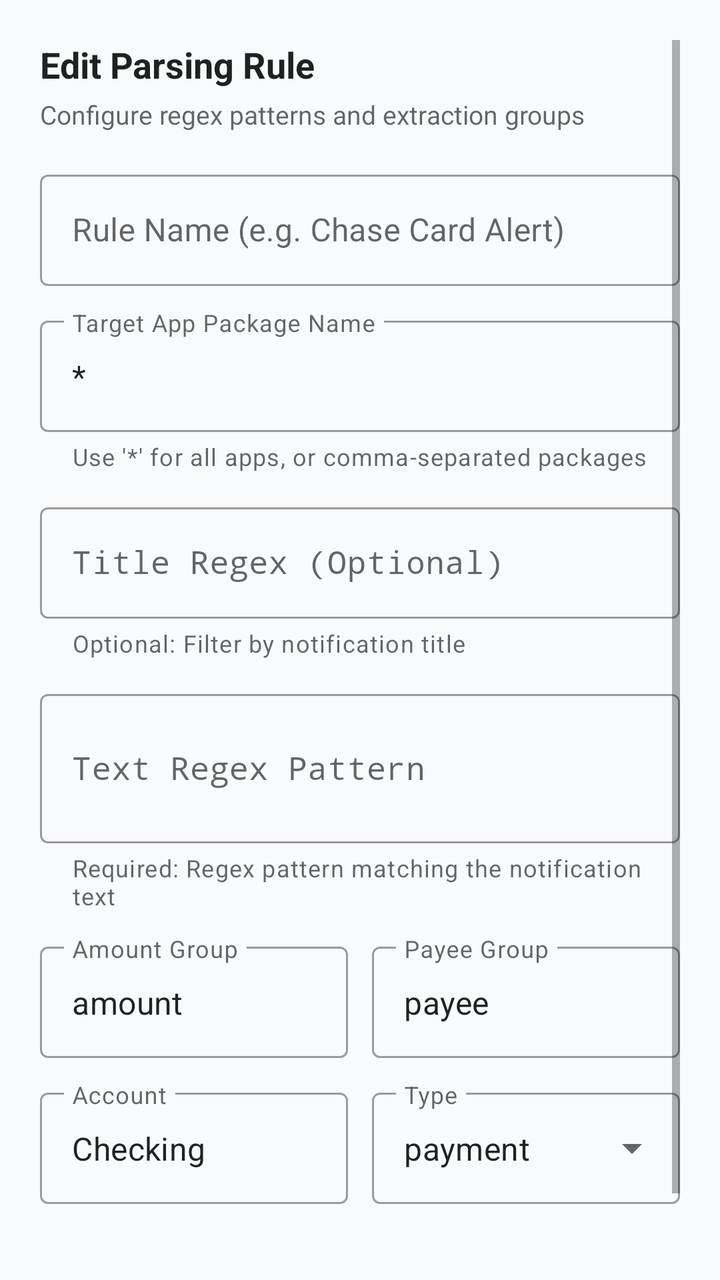
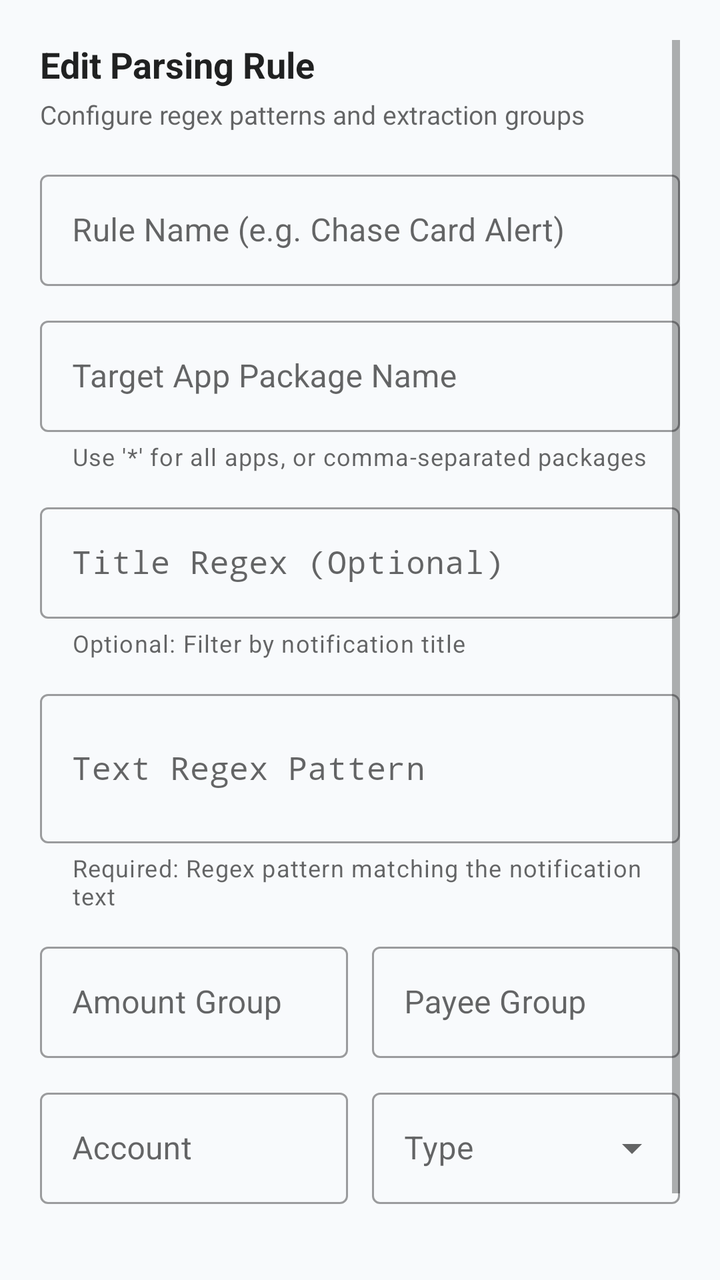

An Android layout rendered at two revisions. The XML below is the earlier revision; the diff shows what the commit changed to produce the second picture.
<!-- AndroidManifest.xml: application theme Theme.ActualApp -->
<!-- res/layout/dialog_edit_rule.xml -->
<?xml version="1.0" encoding="utf-8"?>
<ScrollView xmlns:android="http://schemas.android.com/apk/res/android"
    xmlns:app="http://schemas.android.com/apk/res-auto"
    android:layout_width="match_parent"
    android:layout_height="wrap_content"
    android:padding="20dp">

    <LinearLayout
        android:layout_width="match_parent"
        android:layout_height="wrap_content"
        android:orientation="vertical">

        <TextView
            android:id="@+id/tvDialogTitle"
            android:layout_width="wrap_content"
            android:layout_height="wrap_content"
            android:text="@string/edit_rule_title"
            android:textColor="?android:attr/textColorPrimary"
            android:textSize="18sp"
            android:textStyle="bold" />

        <TextView
            android:layout_width="wrap_content"
            android:layout_height="wrap_content"
            android:layout_marginTop="4dp"
            android:layout_marginBottom="16dp"
            android:text="@string/edit_rule_desc"
            android:textColor="?android:attr/textColorSecondary"
            android:textSize="13sp" />

        
        <com.google.android.material.textfield.TextInputLayout
            style="@style/Widget.MaterialComponents.TextInputLayout.OutlinedBox"
            android:layout_width="match_parent"
            android:layout_height="wrap_content"
            android:layout_marginBottom="12dp"
            android:hint="@string/edit_rule_name">

            <com.google.android.material.textfield.TextInputEditText
                android:id="@+id/etRuleName"
                android:layout_width="match_parent"
                android:layout_height="wrap_content"
                android:inputType="textCapWords" />
        </com.google.android.material.textfield.TextInputLayout>

        
        <com.google.android.material.textfield.TextInputLayout
            style="@style/Widget.MaterialComponents.TextInputLayout.OutlinedBox"
            android:layout_width="match_parent"
            android:layout_height="wrap_content"
            android:layout_marginBottom="12dp"
            app:helperText="@string/edit_rule_target_helper"
            android:hint="@string/edit_rule_target">

            <com.google.android.material.textfield.TextInputEditText
                android:id="@+id/etTargetPackage"
                android:layout_width="match_parent"
                android:layout_height="wrap_content"
                android:inputType="textUri"
                android:text="*" />
        </com.google.android.material.textfield.TextInputLayout>

        
        <com.google.android.material.textfield.TextInputLayout
            style="@style/Widget.MaterialComponents.TextInputLayout.OutlinedBox"
            android:layout_width="match_parent"
            android:layout_height="wrap_content"
            android:layout_marginBottom="12dp"
            app:helperText="@string/edit_rule_title_regex_helper"
            android:hint="@string/edit_rule_title_regex">

            <com.google.android.material.textfield.TextInputEditText
                android:id="@+id/etTitleRegex"
                android:layout_width="match_parent"
                android:layout_height="wrap_content"
                android:fontFamily="monospace"
                android:inputType="textNoSuggestions" />
        </com.google.android.material.textfield.TextInputLayout>

        
        <com.google.android.material.textfield.TextInputLayout
            style="@style/Widget.MaterialComponents.TextInputLayout.OutlinedBox"
            android:layout_width="match_parent"
            android:layout_height="wrap_content"
            android:layout_marginBottom="12dp"
            app:helperText="@string/edit_rule_text_regex_helper"
            android:hint="@string/edit_rule_text_regex">

            <com.google.android.material.textfield.TextInputEditText
                android:id="@+id/etTextRegex"
                android:layout_width="match_parent"
                android:layout_height="wrap_content"
                android:fontFamily="monospace"
                android:inputType="textMultiLine|textNoSuggestions"
                android:minLines="2" />
        </com.google.android.material.textfield.TextInputLayout>

        
        <LinearLayout
            android:layout_width="match_parent"
            android:layout_height="wrap_content"
            android:layout_marginBottom="12dp"
            android:baselineAligned="false"
            android:orientation="horizontal">

            <com.google.android.material.textfield.TextInputLayout
                style="@style/Widget.MaterialComponents.TextInputLayout.OutlinedBox"
                android:layout_width="0dp"
                android:layout_height="wrap_content"
                android:layout_marginEnd="6dp"
                android:layout_weight="1"
                android:hint="@string/edit_rule_amount_group">

                <com.google.android.material.textfield.TextInputEditText
                    android:id="@+id/etAmountGroup"
                    android:layout_width="match_parent"
                    android:layout_height="wrap_content"
                    android:text="amount" />
            </com.google.android.material.textfield.TextInputLayout>

            <com.google.android.material.textfield.TextInputLayout
                style="@style/Widget.MaterialComponents.TextInputLayout.OutlinedBox"
                android:layout_width="0dp"
                android:layout_height="wrap_content"
                android:layout_marginStart="6dp"
                android:layout_weight="1"
                android:hint="@string/edit_rule_payee_group">

                <com.google.android.material.textfield.TextInputEditText
                    android:id="@+id/etPayeeGroup"
                    android:layout_width="match_parent"
                    android:layout_height="wrap_content"
                    android:text="payee" />
            </com.google.android.material.textfield.TextInputLayout>
        </LinearLayout>

        
        <LinearLayout
            android:layout_width="match_parent"
            android:layout_height="wrap_content"
            android:layout_marginBottom="16dp"
            android:baselineAligned="false"
            android:orientation="horizontal">

            <com.google.android.material.textfield.TextInputLayout
                style="@style/Widget.MaterialComponents.TextInputLayout.OutlinedBox"
                android:layout_width="0dp"
                android:layout_height="wrap_content"
                android:layout_marginEnd="6dp"
                android:layout_weight="1"
                android:hint="@string/confirm_account">

                <com.google.android.material.textfield.TextInputEditText
                    android:id="@+id/etAccount"
                    android:layout_width="match_parent"
                    android:layout_height="wrap_content"
                    android:text="Checking" />
            </com.google.android.material.textfield.TextInputLayout>

            <com.google.android.material.textfield.TextInputLayout
                style="@style/Widget.MaterialComponents.TextInputLayout.OutlinedBox.ExposedDropdownMenu"
                android:layout_width="0dp"
                android:layout_height="wrap_content"
                android:layout_marginStart="6dp"
                android:layout_weight="1"
                android:hint="@string/edit_rule_type">

                <AutoCompleteTextView
                    android:id="@+id/actvDefaultType"
                    android:layout_width="match_parent"
                    android:layout_height="wrap_content"
                    android:inputType="none"
                    android:text="payment" />
            </com.google.android.material.textfield.TextInputLayout>
        </LinearLayout>

        
        <LinearLayout
            android:layout_width="match_parent"
            android:layout_height="wrap_content"
            android:gravity="end"
            android:orientation="horizontal">

            <com.google.android.material.button.MaterialButton
                android:id="@+id/btnCancelRule"
                style="@style/Widget.MaterialComponents.Button.TextButton"
                android:layout_width="wrap_content"
                android:layout_height="wrap_content"
                android:text="@string/cancel" />

            <com.google.android.material.button.MaterialButton
                android:id="@+id/btnSaveRule"
                style="@style/Widget.MaterialComponents.Button"
                android:layout_width="wrap_content"
                android:layout_height="wrap_content"
                android:layout_marginStart="8dp"
                android:text="@string/save_rule" />
        </LinearLayout>
    </LinearLayout>
</ScrollView>
<!-- resources referenced by this layout -->
<resources>
  <string name="cancel">Cancel</string>
  <string name="confirm_account">Account</string>
  <string name="edit_rule_amount_group">Amount Group</string>
  <string name="edit_rule_desc">Configure regex patterns and extraction groups</string>
  <string name="edit_rule_name">Rule Name (e.g. Chase Card Alert)</string>
  <string name="edit_rule_payee_group">Payee Group</string>
  <string name="edit_rule_target">Target App Package Name</string>
  <string name="edit_rule_target_helper">Use \'*\' for all apps, or comma-separated packages</string>
  <string name="edit_rule_text_regex">Text Regex Pattern</string>
  <string name="edit_rule_text_regex_helper">Required: Regex pattern matching the notification text</string>
  <string name="edit_rule_title">Edit Parsing Rule</string>
  <string name="edit_rule_title_regex">Title Regex (Optional)</string>
  <string name="edit_rule_title_regex_helper">Optional: Filter by notification title</string>
  <string name="edit_rule_type">Type</string>
  <string name="save_rule">Save Rule</string>
  <style name="Theme.ActualApp" parent="Theme.MaterialComponents.DayNight.NoActionBar">
          
          <item name="colorPrimary">@color/primary</item>
          <item name="colorPrimaryVariant">@color/primary_variant</item>
          <item name="colorOnPrimary">@color/white</item>
          
          <item name="colorSecondary">@color/secondary</item>
          <item name="colorSecondaryVariant">@color/secondary_variant</item>
          <item name="colorOnSecondary">@color/white</item>
          
          <item name="android:windowBackground">@color/background</item>
          <item name="colorSurface">@color/surface</item>
          <item name="android:colorBackground">@color/background</item>
          <item name="android:statusBarColor">@color/surface</item>
          <item name="android:windowLightStatusBar">true</item>
          
          <item name="boxStrokeColor">@color/text_input_box_stroke</item>
          <item name="boxBackgroundColor">@color/text_input_box_background</item>
          <item name="hintTextColor">?colorPrimary</item>
      </style>
  <color name="primary">#4F46E5</color>
  <color name="primary_variant">#4338CA</color>
  <color name="white">#FFFFFF</color>
  <color name="secondary">#10B981</color>
  <color name="secondary_variant">#059669</color>
  <color name="background">#F8FAFC</color>
  <color name="surface">#FFFFFF</color>
</resources>

<!-- the commit's change to res/layout/dialog_edit_rule.xml (unified diff, before → after) -->
@@ -56,8 +56,7 @@
                 android:id="@+id/etTargetPackage"
                 android:layout_width="match_parent"
                 android:layout_height="wrap_content"
-                android:inputType="textUri"
-                android:text="*" />
+                android:inputType="textUri" />
         </com.google.android.material.textfield.TextInputLayout>
 
         
@@ -114,8 +113,7 @@
                 <com.google.android.material.textfield.TextInputEditText
                     android:id="@+id/etAmountGroup"
                     android:layout_width="match_parent"
-                    android:layout_height="wrap_content"
-                    android:text="amount" />
+                    android:layout_height="wrap_content" />
             </com.google.android.material.textfield.TextInputLayout>
 
             <com.google.android.material.textfield.TextInputLayout
@@ -129,8 +127,7 @@
                 <com.google.android.material.textfield.TextInputEditText
                     android:id="@+id/etPayeeGroup"
                     android:layout_width="match_parent"
-                    android:layout_height="wrap_content"
-                    android:text="payee" />
+                    android:layout_height="wrap_content" />
             </com.google.android.material.textfield.TextInputLayout>
         </LinearLayout>
 
@@ -153,8 +150,7 @@
                 <com.google.android.material.textfield.TextInputEditText
                     android:id="@+id/etAccount"
                     android:layout_width="match_parent"
-                    android:layout_height="wrap_content"
-                    android:text="Checking" />
+                    android:layout_height="wrap_content" />
             </com.google.android.material.textfield.TextInputLayout>
 
             <com.google.android.material.textfield.TextInputLayout
@@ -169,8 +165,7 @@
                     android:id="@+id/actvDefaultType"
                     android:layout_width="match_parent"
                     android:layout_height="wrap_content"
-                    android:inputType="none"
-                    android:text="payment" />
+                    android:inputType="none" />
             </com.google.android.material.textfield.TextInputLayout>
         </LinearLayout>
 
